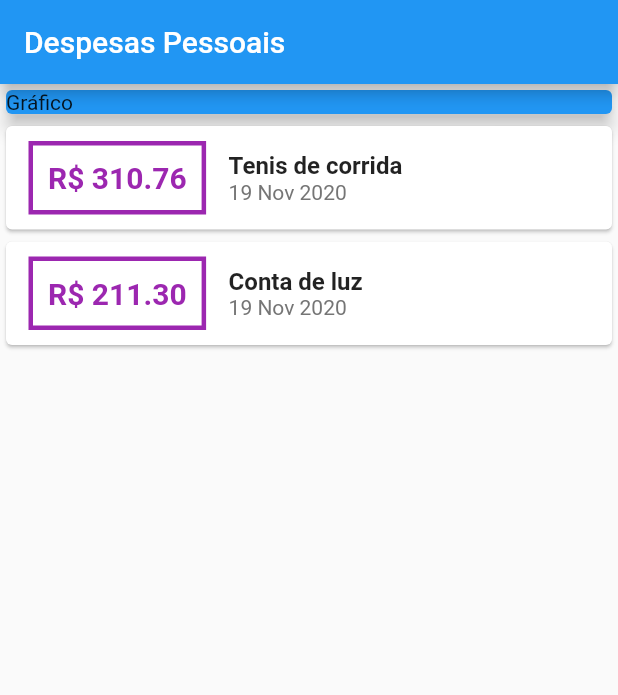
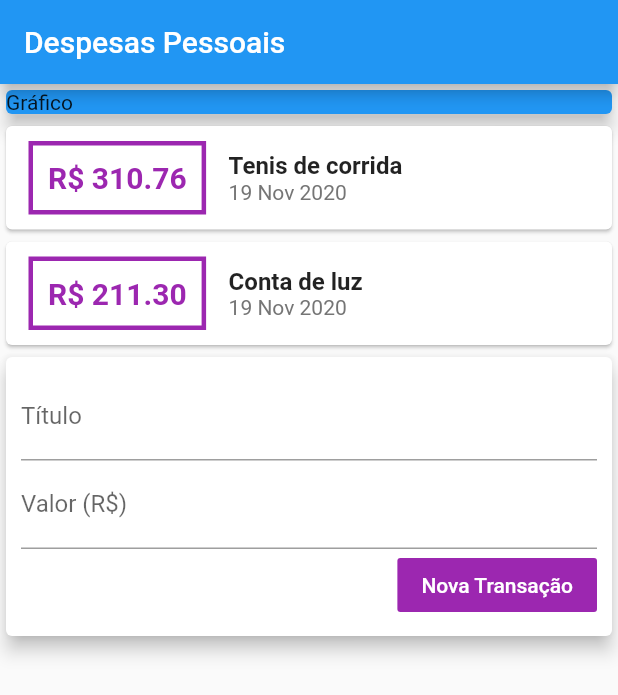
Before and after one commit to Leuow95/expenses-flutter, a Flutter app: the screen it shows after launch, on a phone screen of 412 x 824 dp. Shown: the top 695 px of the screen. Run offline on Flutter 3.47's test engine with Material 2 defaults, Android fonts, the phone set to English and light mode, and no system bars.

Commit message:
refactoring transactions_user

```diff
--- /dev/null
+++ b/lib/components/transaction_user.dart
@@ -0,0 +1,37 @@
+import 'package:expenses/models/transaction.dart';
+
+import 'transaction_form.dart';
+import 'transaction_list.dart';
+import 'package:flutter/material.dart';
+
+class TransactionUser extends StatefulWidget {
+  @override
+  _TransactionUserState createState() => _TransactionUserState();
+}
+
+class _TransactionUserState extends State<TransactionUser> {
+  final _transactions = [
+    Transaction(
+      id: 't1',
+      title: 'Tenis de corrida',
+      value: 310.76,
+      date: DateTime.now(),
+    ),
+    Transaction(
+      id: 't2',
+      title: 'Conta de luz',
+      value: 211.30,
+      date: DateTime.now(),
+    ),
+  ];
+
+  @override
+  Widget build(BuildContext context) {
+    return Column(
+      children: [
+        TransactionList(_transactions),
+        TransactionForm(),
+      ],
+    );
+  }
+}
--- a/lib/main.dart
+++ b/lib/main.dart
@@ -1,6 +1,5 @@
-import 'package:expenses/components/transaction_list.dart';
-import 'package:expenses/models/transaction.dart';
 import 'package:flutter/material.dart';
+import 'components/transaction_user.dart';
 
 main() => runApp(ExpensesApp());
 
@@ -12,21 +11,6 @@ class ExpensesApp extends StatelessWidget {
 }
 
 class MyHomePage extends StatelessWidget {
-  final _transactions = [
-    Transaction(
-      id: 't1',
-      title: 'Tenis de corrida',
-      value: 310.76,
-      date: DateTime.now(),
-    ),
-    Transaction(
-      id: 't2',
-      title: 'Conta de luz',
-      value: 211.30,
-      date: DateTime.now(),
-    ),
-  ];
-
   @override
   Widget build(BuildContext context) {
     return Scaffold(
@@ -44,7 +28,7 @@ class MyHomePage extends StatelessWidget {
               elevation: 5,
             ),
           ),
-          TransactionList(_transactions),
+          TransactionUser(),
         ],
       ),
     );
```
